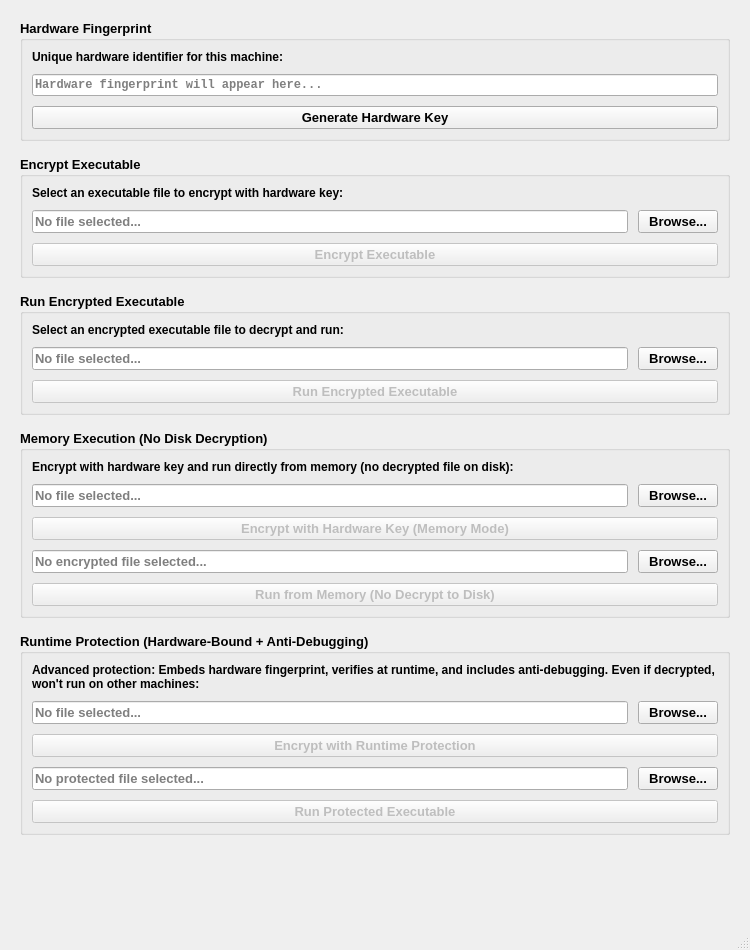
Before: the Qt Designer form mod.ui in angeloflancer/philips-protector, drawn with Qt 5.
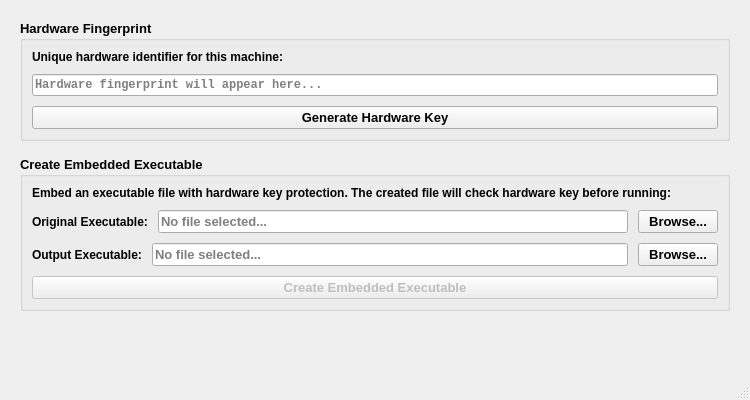
After: the same form once the commit is applied.

Commit message: Implement embedded executable creation feature in MoD application. Added UI elements for selecting original and output executable files, along with functionality to create an embedded executable that checks hardware key before running. Enhanced user feedback with status messages and improved layout for better usability. Updated project structure to include new dependencies and removed obsolete code related to previous encryption methods.

The edit to the form file:
```diff
--- a/mod.ui
+++ b/mod.ui
@@ -7,7 +7,7 @@
     <x>0</x>
     <y>0</y>
     <width>750</width>
-    <height>950</height>
+    <height>400</height>
    </rect>
   </property>
   <property name="windowTitle">
@@ -90,7 +90,7 @@
     <item>
      <widget class="QGroupBox" name="encryptGroup">
       <property name="title">
-       <string>Encrypt Executable</string>
+       <string>Create Embedded Executable</string>
       </property>
       <property name="font">
        <font>
@@ -106,248 +106,7 @@
        <item>
         <widget class="QLabel" name="labelEncryptDescription">
          <property name="text">
-          <string>Select an executable file to encrypt with hardware key:</string>
-         </property>
-         <property name="font">
-          <font>
-           <pointsize>9</pointsize>
-          </font>
-         </property>
-        </widget>
-       </item>
-       <item>
-        <layout class="QHBoxLayout" name="encryptFileLayout">
-         <item>
-          <widget class="QLineEdit" name="encryptFileLineEdit">
-           <property name="readOnly">
-            <bool>true</bool>
-           </property>
-           <property name="placeholderText">
-            <string>No file selected...</string>
-           </property>
-          </widget>
-         </item>
-         <item>
-          <widget class="QPushButton" name="browseEncryptButton">
-           <property name="text">
-            <string>Browse...</string>
-           </property>
-           <property name="minimumWidth">
-            <number>80</number>
-           </property>
-          </widget>
-         </item>
-        </layout>
-       </item>
-       <item>
-        <widget class="QPushButton" name="encryptButton">
-         <property name="text">
-          <string>Encrypt Executable</string>
-         </property>
-         <property name="minimumHeight">
-          <number>35</number>
-         </property>
-         <property name="enabled">
-          <bool>false</bool>
-         </property>
-        </widget>
-       </item>
-      </layout>
-     </widget>
-    </item>
-    <item>
-     <widget class="QGroupBox" name="runGroup">
-      <property name="title">
-       <string>Run Encrypted Executable</string>
-      </property>
-      <property name="font">
-       <font>
-        <pointsize>10</pointsize>
-        <weight>75</weight>
-        <bold>true</bold>
-       </font>
-      </property>
-      <layout class="QVBoxLayout" name="runLayout">
-       <property name="spacing">
-        <number>10</number>
-       </property>
-       <item>
-        <widget class="QLabel" name="labelRunDescription">
-         <property name="text">
-          <string>Select an encrypted executable file to decrypt and run:</string>
-         </property>
-         <property name="font">
-          <font>
-           <pointsize>9</pointsize>
-          </font>
-         </property>
-        </widget>
-       </item>
-       <item>
-        <layout class="QHBoxLayout" name="runFileLayout">
-         <item>
-          <widget class="QLineEdit" name="runFileLineEdit">
-           <property name="readOnly">
-            <bool>true</bool>
-           </property>
-           <property name="placeholderText">
-            <string>No file selected...</string>
-           </property>
-          </widget>
-         </item>
-         <item>
-          <widget class="QPushButton" name="browseRunButton">
-           <property name="text">
-            <string>Browse...</string>
-           </property>
-           <property name="minimumWidth">
-            <number>80</number>
-           </property>
-          </widget>
-         </item>
-        </layout>
-       </item>
-       <item>
-        <widget class="QPushButton" name="runButton">
-         <property name="text">
-          <string>Run Encrypted Executable</string>
-         </property>
-         <property name="minimumHeight">
-          <number>35</number>
-         </property>
-         <property name="enabled">
-          <bool>false</bool>
-         </property>
-        </widget>
-       </item>
-      </layout>
-     </widget>
-    </item>
-    <item>
-     <widget class="QGroupBox" name="memoryExecGroup">
-      <property name="title">
-       <string>Memory Execution (No Disk Decryption)</string>
-      </property>
-      <property name="font">
-       <font>
-        <pointsize>10</pointsize>
-        <weight>75</weight>
-        <bold>true</bold>
-       </font>
-      </property>
-      <layout class="QVBoxLayout" name="memoryExecLayout">
-       <property name="spacing">
-        <number>10</number>
-       </property>
-       <item>
-        <widget class="QLabel" name="labelMemoryExecDescription">
-         <property name="text">
-          <string>Encrypt with hardware key and run directly from memory (no decrypted file on disk):</string>
-         </property>
-         <property name="font">
-          <font>
-           <pointsize>9</pointsize>
-          </font>
-         </property>
-        </widget>
-       </item>
-       <item>
-        <layout class="QHBoxLayout" name="memoryEncryptFileLayout">
-         <item>
-          <widget class="QLineEdit" name="memoryEncryptFileLineEdit">
-           <property name="readOnly">
-            <bool>true</bool>
-           </property>
-           <property name="placeholderText">
-            <string>No file selected...</string>
-           </property>
-          </widget>
-         </item>
-         <item>
-          <widget class="QPushButton" name="browseMemoryEncryptButton">
-           <property name="text">
-            <string>Browse...</string>
-           </property>
-           <property name="minimumWidth">
-            <number>80</number>
-           </property>
-          </widget>
-         </item>
-        </layout>
-       </item>
-       <item>
-        <widget class="QPushButton" name="memoryEncryptButton">
-         <property name="text">
-          <string>Encrypt with Hardware Key (Memory Mode)</string>
-         </property>
-         <property name="minimumHeight">
-          <number>35</number>
-         </property>
-         <property name="enabled">
-          <bool>false</bool>
-         </property>
-        </widget>
-       </item>
-       <item>
-        <layout class="QHBoxLayout" name="memoryRunFileLayout">
-         <item>
-          <widget class="QLineEdit" name="memoryRunFileLineEdit">
-           <property name="readOnly">
-            <bool>true</bool>
-           </property>
-           <property name="placeholderText">
-            <string>No encrypted file selected...</string>
-           </property>
-          </widget>
-         </item>
-         <item>
-          <widget class="QPushButton" name="browseMemoryRunButton">
-           <property name="text">
-            <string>Browse...</string>
-           </property>
-           <property name="minimumWidth">
-            <number>80</number>
-           </property>
-          </widget>
-         </item>
-        </layout>
-       </item>
-       <item>
-        <widget class="QPushButton" name="memoryRunButton">
-         <property name="text">
-          <string>Run from Memory (No Decrypt to Disk)</string>
-         </property>
-         <property name="minimumHeight">
-          <number>35</number>
-         </property>
-         <property name="enabled">
-          <bool>false</bool>
-         </property>
-        </widget>
-       </item>
-      </layout>
-     </widget>
-    </item>
-    <item>
-     <widget class="QGroupBox" name="runtimeProtectGroup">
-      <property name="title">
-       <string>Runtime Protection (Hardware-Bound + Anti-Debugging)</string>
-      </property>
-      <property name="font">
-       <font>
-        <pointsize>10</pointsize>
-        <weight>75</weight>
-        <bold>true</bold>
-       </font>
-      </property>
-      <layout class="QVBoxLayout" name="runtimeProtectLayout">
-       <property name="spacing">
-        <number>10</number>
-       </property>
-       <item>
-        <widget class="QLabel" name="labelRuntimeProtectDescription">
-         <property name="text">
-          <string>Advanced protection: Embeds hardware fingerprint, verifies at runtime, and includes anti-debugging. Even if decrypted, won't run on other machines:</string>
+          <string>Embed an executable file with hardware key protection. The created file will check hardware key before running:</string>
          </property>
          <property name="font">
           <font>
@@ -360,9 +119,21 @@
         </widget>
        </item>
        <item>
-        <layout class="QHBoxLayout" name="runtimeProtectEncryptFileLayout">
+        <layout class="QHBoxLayout" name="embedOriginalFileLayout">
          <item>
-          <widget class="QLineEdit" name="runtimeProtectEncryptFileLineEdit">
+          <widget class="QLabel" name="labelOriginalFile">
+           <property name="text">
+            <string>Original Executable:</string>
+           </property>
+           <property name="font">
+            <font>
+             <pointsize>9</pointsize>
+            </font>
+           </property>
+          </widget>
+         </item>
+         <item>
+          <widget class="QLineEdit" name="embedOriginalFileLineEdit">
            <property name="readOnly">
             <bool>true</bool>
            </property>
@@ -384,32 +155,31 @@
         </layout>
        </item>
        <item>
-        <widget class="QPushButton" name="runtimeProtectEncryptButton">
-         <property name="text">
-          <string>Encrypt with Runtime Protection</string>
-         </property>
-         <property name="minimumHeight">
-          <number>35</number>
-         </property>
-         <property name="enabled">
-          <bool>false</bool>
-         </property>
-        </widget>
-       </item>
-       <item>
-        <layout class="QHBoxLayout" name="runtimeProtectRunFileLayout">
+        <layout class="QHBoxLayout" name="embedOutputFileLayout">
          <item>
-          <widget class="QLineEdit" name="runtimeProtectRunFileLineEdit">
+          <widget class="QLabel" name="labelOutputFile">
+           <property name="text">
+            <string>Output Executable:</string>
+           </property>
+           <property name="font">
+            <font>
+             <pointsize>9</pointsize>
+            </font>
+           </property>
+          </widget>
+         </item>
+         <item>
+          <widget class="QLineEdit" name="embedOutputFileLineEdit">
            <property name="readOnly">
             <bool>true</bool>
            </property>
            <property name="placeholderText">
-            <string>No protected file selected...</string>
+            <string>No file selected...</string>
            </property>
           </widget>
          </item>
          <item>
-          <widget class="QPushButton" name="browseRuntimeProtectRunButton">
+          <widget class="QPushButton" name="browseEmbedOutputButton">
            <property name="text">
             <string>Browse...</string>
            </property>
@@ -421,9 +191,9 @@
         </layout>
        </item>
        <item>
-        <widget class="QPushButton" name="runtimeProtectRunButton">
+        <widget class="QPushButton" name="createEmbeddedButton">
          <property name="text">
-          <string>Run Protected Executable</string>
+          <string>Create Embedded Executable</string>
          </property>
          <property name="minimumHeight">
           <number>35</number>
```
Left out of the diff: 74 changed lines with no effect on the pictures. The commit also changes 9 other files.
